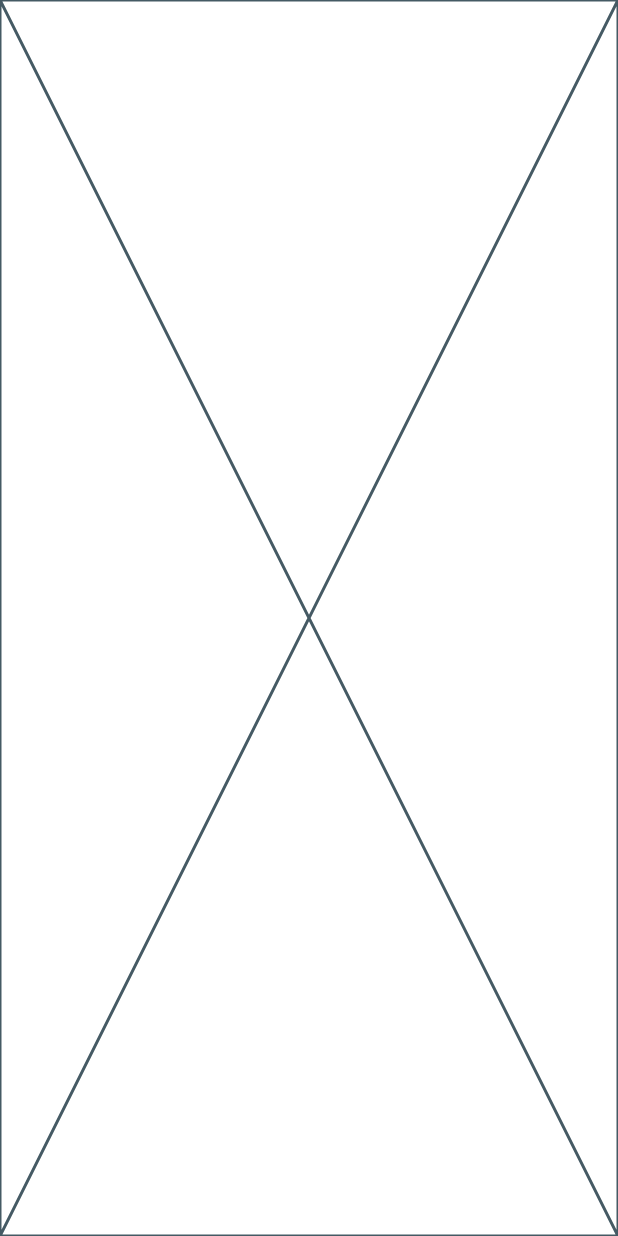
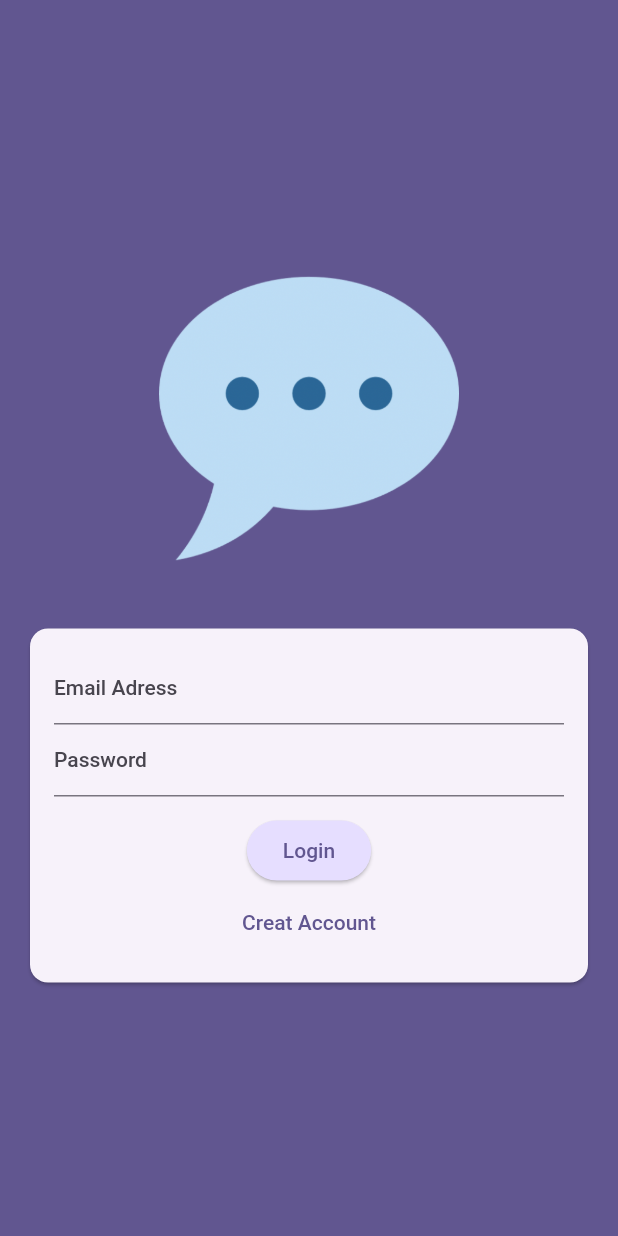
Before and after one commit to alihaij/firebase_login, a Flutter app: the screen it shows after launch, on a phone screen of 412 x 824 dp. Run offline on Flutter 3.47's test engine with Material 2 defaults, Android fonts, the phone set to English and light mode, and no system bars; our stand-ins replace device_preview.

Commit message:
complete Auth & valid

```diff
--- /dev/null
+++ b/lib/auth.dart
@@ -0,0 +1,111 @@
+import 'package:flutter/foundation.dart';
+import 'package:flutter/material.dart';
+
+class AuthScreen extends StatefulWidget {
+  const AuthScreen({super.key});
+
+  @override
+  State<AuthScreen> createState() => _AuthScreenState();
+}
+
+bool _isLogin = true;
+
+class _AuthScreenState extends State<AuthScreen> {
+  final _formKey = GlobalKey<FormState>();
+
+  var _entredEmail = '';
+  var _entredPassword = '';
+  void _submit() {
+    final isValid = _formKey.currentState!.validate();
+    if (isValid) {
+      _formKey.currentState!.save();
+      debugPrint(_entredEmail);
+      debugPrint(_entredPassword);
+    }
+  }
+
+  @override
+  Widget build(BuildContext context) {
+    return Scaffold(
+      backgroundColor: Theme.of(context).colorScheme.primary,
+      body: Center(
+        child: SingleChildScrollView(
+            child: Column(
+          mainAxisAlignment: MainAxisAlignment.center,
+          children: [
+            Container(
+              margin: EdgeInsets.only(top: 30, bottom: 20, right: 20, left: 20),
+              width: 200,
+              child: Image(image: AssetImage('assets/images/chat .png')),
+            ),
+            Card(
+              margin: EdgeInsets.all(20),
+              child: SingleChildScrollView(
+                  child: Padding(
+                padding: EdgeInsets.all(16),
+                child: Form(
+                    key: _formKey,
+                    child: Column(
+                      mainAxisSize: MainAxisSize.min,
+                      children: [
+                        TextFormField(
+                          decoration:
+                              InputDecoration(labelText: 'Email Adress'),
+                          keyboardType: TextInputType.emailAddress,
+                          autocorrect: false,
+                          textCapitalization: TextCapitalization.none,
+                          validator: (value) {
+                            if (value == null ||
+                                value.trim().isEmpty ||
+                                !value.contains('@')) {
+                              return 'please enter valid email address';
+                            }
+                            return null;
+                          },
+                          onSaved: (newValue) {
+                            _entredEmail = newValue!;
+                          },
+                        ),
+                        TextFormField(
+                          decoration: InputDecoration(labelText: 'Password'),
+                          obscureText: true,
+                          validator: (value) {
+                            if (value == null || value.trim().length < 6) {
+                              return 'Password muset be least 6 charecters long';
+                            }
+                            return null;
+                          },
+                          onSaved: (newValue) {
+                            _entredPassword = newValue!;
+                          },
+                        ),
+                        SizedBox(
+                          height: 12,
+                        ),
+                        ElevatedButton(
+                          style: ElevatedButton.styleFrom(
+                              backgroundColor: Theme.of(context)
+                                  .colorScheme
+                                  .primaryContainer),
+                          onPressed: () {},
+                          child: Text(_isLogin ? 'Login' : 'Signup'),
+                        ),
+                        TextButton(
+                            onPressed: () {
+                              setState(() {
+                                _isLogin = _isLogin ? false : true;
+                              });
+                            },
+                            child: Text(_isLogin
+                                ? 'Creat Account'
+                                : 'I already have an account'))
+                      ],
+                    )),
+              )),
+            )
+          ],
+        )),
+      ),
+    );
+  }
+}
--- a/lib/main.dart
+++ b/lib/main.dart
@@ -2,18 +2,29 @@ import 'package:flutter/foundation.dart';
 import 'package:flutter/material.dart';
 import 'package:device_preview/device_preview.dart';
 
+import 'auth.dart';
+
 void main() => runApp(
       DevicePreview(
         enabled: !kReleaseMode,
-        builder: (context) => MyApp(), // Wrap your app
+        builder: (context) => App(), // Wrap your app
       ),
     );
 
-class MyApp extends StatelessWidget {
-  const MyApp({super.key});
+class App extends StatelessWidget {
+  const App({super.key});
 
   @override
   Widget build(BuildContext context) {
-    return const Placeholder();
+    return MaterialApp(
+      debugShowCheckedModeBanner: false,
+      title: 'FlutterChat',
+      theme: ThemeData().copyWith(
+        useMaterial3: true,
+        colorScheme: ColorScheme.fromSeed(
+            seedColor: const Color.fromARGB(255, 63, 17, 177)),
+      ),
+      home: AuthScreen(),
+    );
   }
 }
--- a/pubspec.yaml
+++ b/pubspec.yaml
@@ -60,8 +60,8 @@ flutter:
   uses-material-design: true
 
   # To add assets to your application, add an assets section, like this:
-  # assets:
-  #   - images/a_dot_burr.jpeg
+  assets:
+    - assets/images/
   #   - images/a_dot_ham.jpeg
 
   # An image asset can refer to one or more resolution-specific "variants", see
```
Also changed, not shown: assets/images/chat .png (added).
